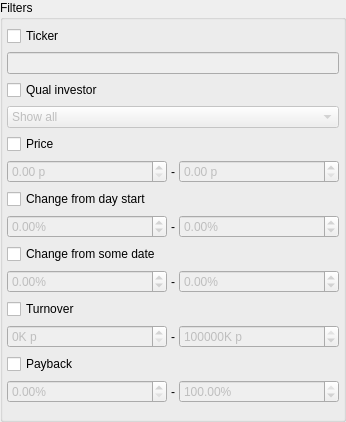
The window that app/src/widgets/filterwidget/filterwidget.ui (Gris87/TInvestor) describes before a commit, drawn with Qt 5.
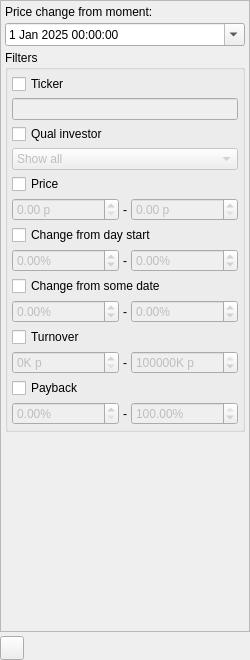
The same window after the commit. Icons and pictures are not drawn. Custom widgets are drawn as their Qt base class.

Diff of the .ui file:
```diff
--- a/app/src/widgets/filterwidget/filterwidget.ui
+++ b/app/src/widgets/filterwidget/filterwidget.ui
@@ -6,11 +6,17 @@
    <rect>
     <x>0</x>
     <y>0</y>
-    <width>346</width>
-    <height>422</height>
+    <width>250</width>
+    <height>660</height>
    </rect>
   </property>
-  <layout class="QHBoxLayout" name="horizontalLayout">
+  <property name="maximumSize">
+   <size>
+    <width>250</width>
+    <height>16777215</height>
+   </size>
+  </property>
+  <layout class="QVBoxLayout" name="verticalLayout_5">
    <property name="spacing">
     <number>4</number>
    </property>
@@ -26,6 +32,82 @@
    <property name="bottomMargin">
     <number>0</number>
    </property>
+   <item>
+    <widget class="QStackedWidget" name="stocksControlStackedWidget">
+     <property name="currentIndex">
+      <number>0</number>
+     </property>
+     <widget class="QWidget" name="controlsVisiblePage">
+      <layout class="QVBoxLayout" name="verticalLayout_6">
+       <property name="spacing">
+        <number>4</number>
+       </property>
+       <property name="leftMargin">
+        <number>0</number>
+       </property>
+       <property name="topMargin">
+        <number>0</number>
+       </property>
+       <property name="rightMargin">
+        <number>0</number>
+       </property>
+       <property name="bottomMargin">
+        <number>0</number>
+       </property>
+       <item>
+        <widget class="QScrollArea" name="scrollArea">
+         <property name="widgetResizable">
+          <bool>true</bool>
+         </property>
+         <widget class="QWidget" name="scrollAreaWidgetContents">
+          <property name="geometry">
+           <rect>
+            <x>0</x>
+            <y>0</y>
+            <width>249</width>
+            <height>614</height>
+           </rect>
+          </property>
+          <layout class="QVBoxLayout" name="verticalLayout_3">
+           <property name="spacing">
+            <number>4</number>
+           </property>
+           <property name="leftMargin">
+            <number>4</number>
+           </property>
+           <property name="topMargin">
+            <number>4</number>
+           </property>
+           <property name="rightMargin">
+            <number>4</number>
+           </property>
+           <property name="bottomMargin">
+            <number>4</number>
+           </property>
+           <item>
+            <widget class="QLabel" name="label_5">
+             <property name="text">
+              <string>Price change from moment:</string>
+             </property>
+            </widget>
+           </item>
+           <item>
+            <widget class="QDateTimeEdit" name="dateChangeTimeEdit">
+             <property name="dateTime">
+              <datetime>
+               <hour>0</hour>
+               <minute>0</minute>
+               <second>0</second>
+               <year>2025</year>
+               <month>1</month>
+               <day>1</day>
+              </datetime>
+             </property>
+             <property name="calendarPopup">
+              <bool>true</bool>
+             </property>
+            </widget>
+           </item>
    <item>
     <widget class="QGroupBox" name="groupBox">
      <property name="title">
@@ -367,8 +449,115 @@
      </layout>
     </widget>
    </item>
-  </layout>
- </widget>
- <resources/>
+           <item>
+            <spacer name="verticalSpacer">
+             <property name="orientation">
+              <enum>Qt::Orientation::Vertical</enum>
+             </property>
+             <property name="sizeHint" stdset="0">
+              <size>
+               <width>20</width>
+               <height>645</height>
+              </size>
+             </property>
+            </spacer>
+           </item>
+          </layout>
+         </widget>
+        </widget>
+       </item>
+      </layout>
+     </widget>
+     <widget class="QWidget" name="controlsHiddenPage">
+      <layout class="QVBoxLayout" name="verticalLayout_7">
+       <property name="spacing">
+        <number>4</number>
+       </property>
+       <property name="leftMargin">
+        <number>0</number>
+       </property>
+       <property name="topMargin">
+        <number>0</number>
+       </property>
+       <property name="rightMargin">
+        <number>0</number>
+       </property>
+       <property name="bottomMargin">
+        <number>0</number>
+       </property>
+       <item>
+        <widget class="VerticalLabel" name="filterActiveLabel">
+         <property name="font">
+          <font>
+           <pointsize>12</pointsize>
+          </font>
+         </property>
+         <property name="text">
+          <string notr="true">Filter active</string>
+         </property>
+         <property name="alignment">
+          <set>Qt::AlignmentFlag::AlignCenter</set>
+         </property>
+        </widget>
+       </item>
+      </layout>
+     </widget>
+    </widget>
+   </item>
+   <item>
+    <layout class="QHBoxLayout" name="horizontalLayout_6">
+     <property name="spacing">
+      <number>4</number>
+     </property>
+     <item>
+      <widget class="QPushButton" name="hideStocksControlsButton">
+       <property name="minimumSize">
+        <size>
+         <width>24</width>
+         <height>24</height>
+        </size>
+       </property>
+       <property name="maximumSize">
+        <size>
+         <width>24</width>
+         <height>24</height>
+        </size>
+       </property>
+       <property name="text">
+        <string/>
+       </property>
+       <property name="icon">
+        <iconset resource="../../../Resources.qrc">
+         <normaloff>:/assets/images/left_arrows.png</normaloff>:/assets/images/left_arrows.png</iconset>
+       </property>
+      </widget>
+     </item>
+     <item>
+      <spacer name="horizontalSpacer_3">
+       <property name="orientation">
+        <enum>Qt::Orientation::Horizontal</enum>
+       </property>
+       <property name="sizeHint" stdset="0">
+        <size>
+         <width>40</width>
+         <height>20</height>
+        </size>
+       </property>
+      </spacer>
+     </item>
+    </layout>
+   </item>
+  </layout>
+ </widget>
+ <customwidgets>
+  <customwidget>
+   <class>VerticalLabel</class>
+   <extends>QLabel</extends>
+   <header>src/verticallabel/verticallabel.h</header>
+  </customwidget>
+ </customwidgets>
+ <resources>
+  <include location="../../../Resources.qrc"/>
+ </resources>
  <connections/>
 </ui>
```
Lines whose indentation alone changed are shown as unchanged.
